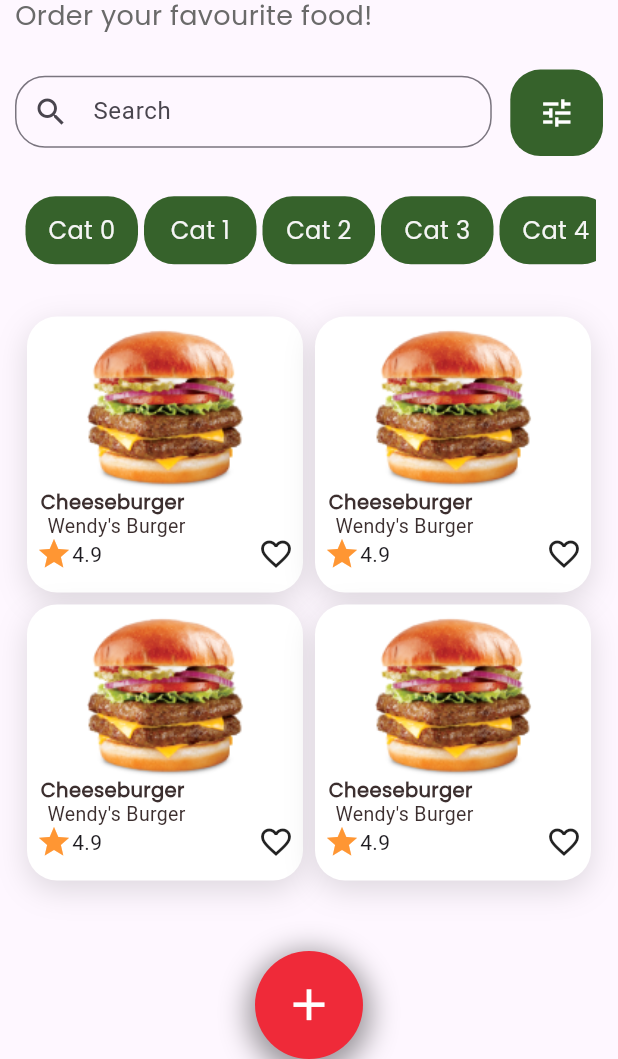
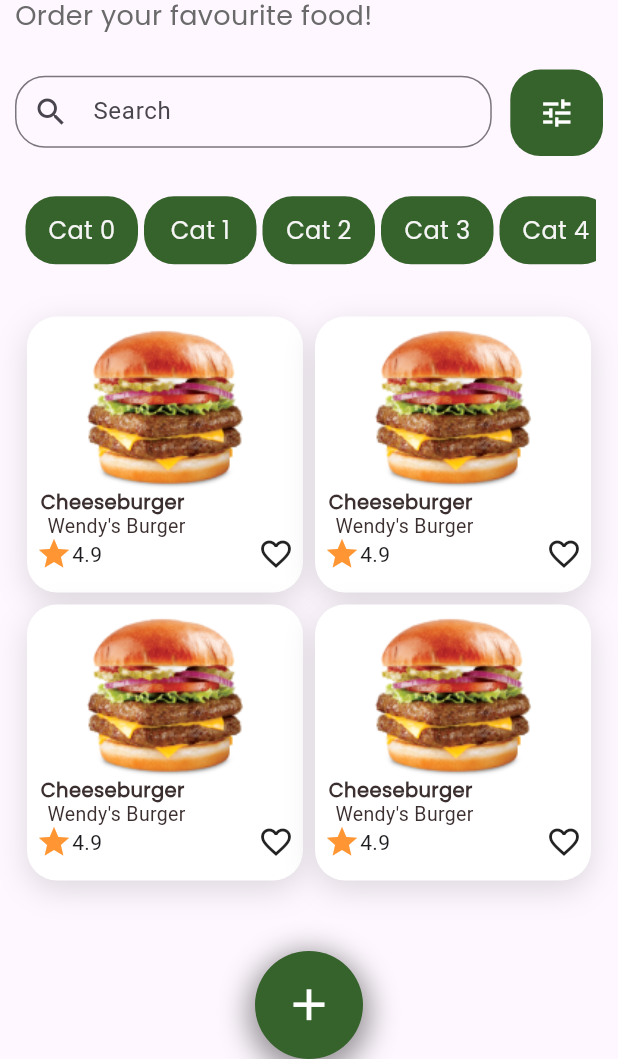
Before and after one commit to makgr/food_app_ui, a Flutter app: the screen it shows after launch, on a phone screen of 412 x 824 dp, the part 177-1236 px from its top. Run offline on Flutter 3.47's test engine with Material 3 defaults, Android fonts, the phone set to English and light mode, and no system bars.

Commit message:
floating action button color updated

```diff
--- a/lib/constant/app_color.dart
+++ b/lib/constant/app_color.dart
@@ -11,6 +11,6 @@ class AppColor {
   static const itemListShadowColor = Color(0x21000000);
   static const itemListShapeColor = Colors.white;
   static const itemListStarColor = Color(0xffFF9633);
-  static const floatingActionButtonColor = Color(0xFFEF2A39);
+  static const floatingActionButtonColor = Color(0xFF36622b);
   static const floatingActionIconColor = Colors.white;
 }
```
